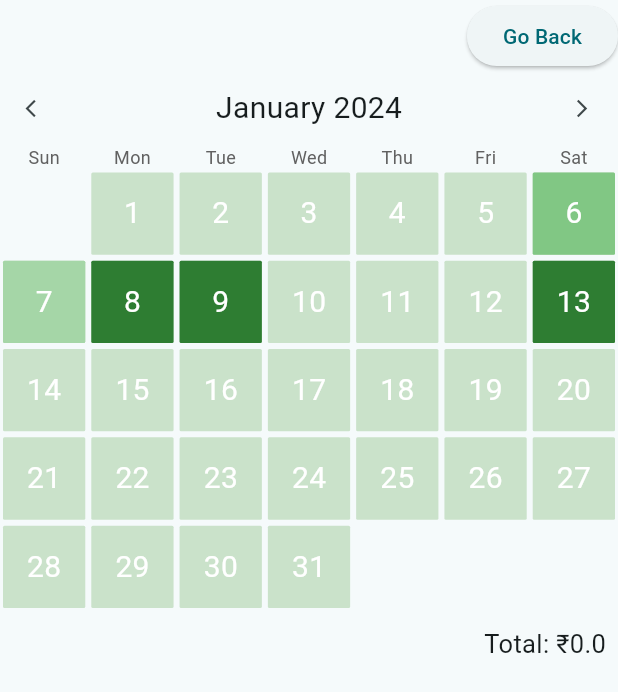
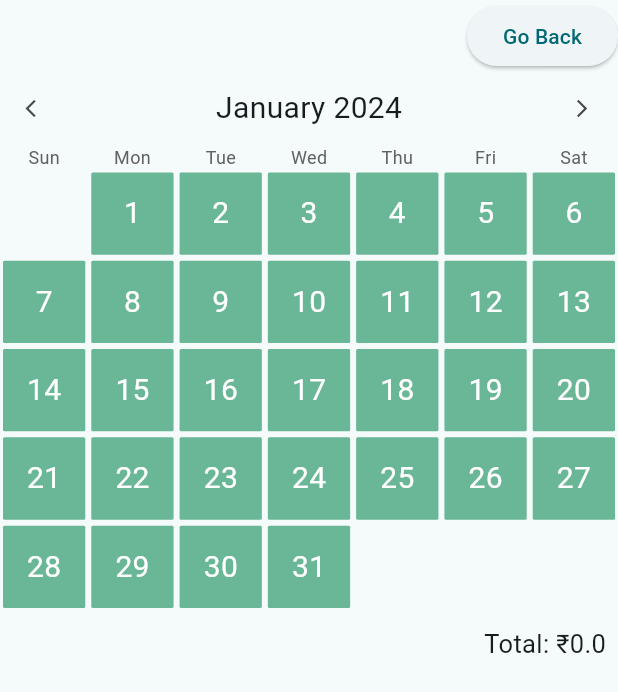
Before and after one commit to hami-r/ExpenseAppFlutter, a Flutter app: the screen it shows after launch, after a tap on "This Month", on a phone screen of 412 x 824 dp. Shown: the top 692 px of the screen. Run offline on Flutter 3.47's test engine with Material 3 defaults, Android fonts, the phone set to English and light mode, and no system bars; our stand-ins replace cloud_firestore, firebase_core, fl_chart, flutter_heatmap_calendar; accounts and stored records are empty; generated files the repository leaves out were written again.

Commit message:
on homepage, only week expenses will be shown

```diff
--- a/lib/models/expense.dart
+++ b/lib/models/expense.dart
@@ -60,9 +60,9 @@ class Expense {
   factory Expense.fromMap(Map<String, dynamic> map) {
     return Expense(
       amount: map['amount'],
-      category: _parseCategory(map['category']), // You may need to convert this based on your data structure
+      category: _parseCategory(map['category']),
       note: map['note'],
-      dateTime: map['dateTime'].toDate(), // Convert Timestamp to DateTime
+      dateTime: map['dateTime'].toDate(),
     );
   }
 
--- a/lib/pages/home_page.dart
+++ b/lib/pages/home_page.dart
@@ -64,7 +64,7 @@ class HomePageState extends State<HomePage> {
               height: 5,
               color: Colors.grey[350],
             ),
-            ExpenseList(expenses: expenseProvider.expenses)
+            ExpenseList(expenses: expenseProvider.expensesCurrentWeek)
         ]),
       ),
       floatingActionButton: FloatingActionButton(
--- a/lib/providers/expense_provider.dart
+++ b/lib/providers/expense_provider.dart
@@ -7,24 +7,28 @@ class ExpenseProvider extends ChangeNotifier {
   final FirestoreService _firestoreService = FirestoreService();
   List<Expense> _expenses = sampleExpenses;
   List<Expense> _expensesByDate = [];
+  List<Expense> _expensesCurrentWeek = [];
 
   List<Expense> get expenses => _expenses;
   List<Expense> get expensesByDate => _expensesByDate;
+  List<Expense> get expensesCurrentWeek => _expensesCurrentWeek;
 
-   Future<void> loadExpenses() async {
+  Future<void> loadExpenses() async {
     try {
-      List<Map<String, dynamic>> expensesData = await _firestoreService.getExpenses();
+      List<Map<String, dynamic>> expensesData =
+          await _firestoreService.getExpenses();
       _expenses = expensesData.map((data) => Expense.fromMap(data)).toList();
+      _expensesCurrentWeek = getExpensesForCurrentWeek();
       notifyListeners();
     } catch (e) {
       print('Error loading expenses: $e');
-      // Handle the error as needed
     }
   }
 
   void addExpense(Expense expense) {
     _expenses.add(expense);
     _firestoreService.addExpense(expense.toMap());
+    _expensesCurrentWeek = getExpensesForCurrentWeek();
     notifyListeners();
   }
 
@@ -51,7 +55,6 @@ class ExpenseProvider extends ChangeNotifier {
     DateTime startOfWeek =
         now.subtract(Duration(days: now.weekday - DateTime.sunday + 7));
     DateTime endOfWeek = startOfWeek.add(const Duration(days: 8));
-    print("$startOfWeek, $endOfWeek");
     return _expenses.where((expense) {
       DateTime expenseDate = expense.dateTime;
       return expenseDate.isAfter(startOfWeek) &&
@@ -132,4 +135,16 @@ class ExpenseProvider extends ChangeNotifier {
         .fold(0, (previous, current) => previous + current);
     return totalExpense;
   }
+
+  Map<DateTime, int> expenseMonthHeatmap(DateTime date) {
+    Map<DateTime, int> heatMapDataset = {};
+    for (var expense in _expenses) {
+      DateTime expenseDate =
+          DateTime(expense.getYear(), expense.getMonth(), expense.getDay());
+      if (expenseDate.year == date.year && expenseDate.month == date.month) {
+        heatMapDataset[expenseDate] = (heatMapDataset[expenseDate] ?? 0) + 1;
+      }
+    }
+    return heatMapDataset;
+  }
 }
--- a/lib/widgets/expense_heatmap_calender.dart
+++ b/lib/widgets/expense_heatmap_calender.dart
@@ -11,11 +11,12 @@ class ExpenseHeatmapCalendar extends StatefulWidget {
 }
 
 class _ExpenseHeatmapCalendarState extends State<ExpenseHeatmapCalendar> {
+  DateTime date = DateTime.now();
   @override
   Widget build(BuildContext context) {
     final expenseProvider = Provider.of<ExpenseProvider>(context);
     return HeatMapCalendar(
-      defaultColor: const Color.fromARGB(255, 202, 226, 202),
+      defaultColor: Color.fromARGB(255, 105, 183, 151),
       borderRadius: 1,
       flexible: true,
       colorMode: ColorMode.color,
@@ -24,13 +25,7 @@ class _ExpenseHeatmapCalendarState extends State<ExpenseHeatmapCalendar> {
       weekTextColor: Colors.grey[700],
       textColor: Colors.white,
       showColorTip: false,
-      datasets: {
-        DateTime(2024, 1, 6): 3,
-        DateTime(2024, 1, 7): 2,
-        DateTime(2024, 1, 8): 9,
-        DateTime(2024, 1, 9): 15,
-        DateTime(2024, 1, 13): 9,
-      },
+      datasets: expenseProvider.expenseMonthHeatmap(date),
       colorsets: {
         1: Colors.green.shade100,
         2: Colors.green.shade200,
@@ -44,6 +39,11 @@ class _ExpenseHeatmapCalendarState extends State<ExpenseHeatmapCalendar> {
       onClick: (value) {
         expenseProvider.getExpenseByDate(value);
       },
+      onMonthChange: (value){
+        setState(() {
+          date = value;
+        });
+      },
     );
   }
 }
--- a/lib/widgets/week_expense_chart.dart
+++ b/lib/widgets/week_expense_chart.dart
@@ -4,7 +4,6 @@ import 'package:flutter/material.dart';
 import 'package:provider/provider.dart';
 
 class WeekExpenseChart extends StatelessWidget {
-  // final DateTime startofWeek;
   const WeekExpenseChart({super.key});
 
   @override
```
